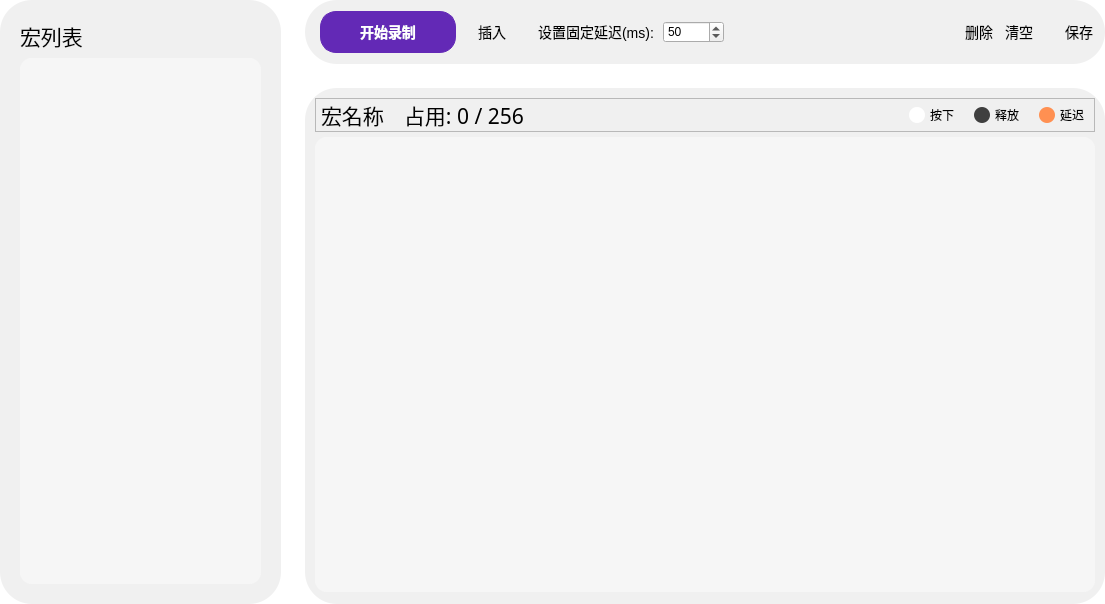
Old version of the form FrameMacro.ui in the repository wlffeng2008/AkkoStudio.
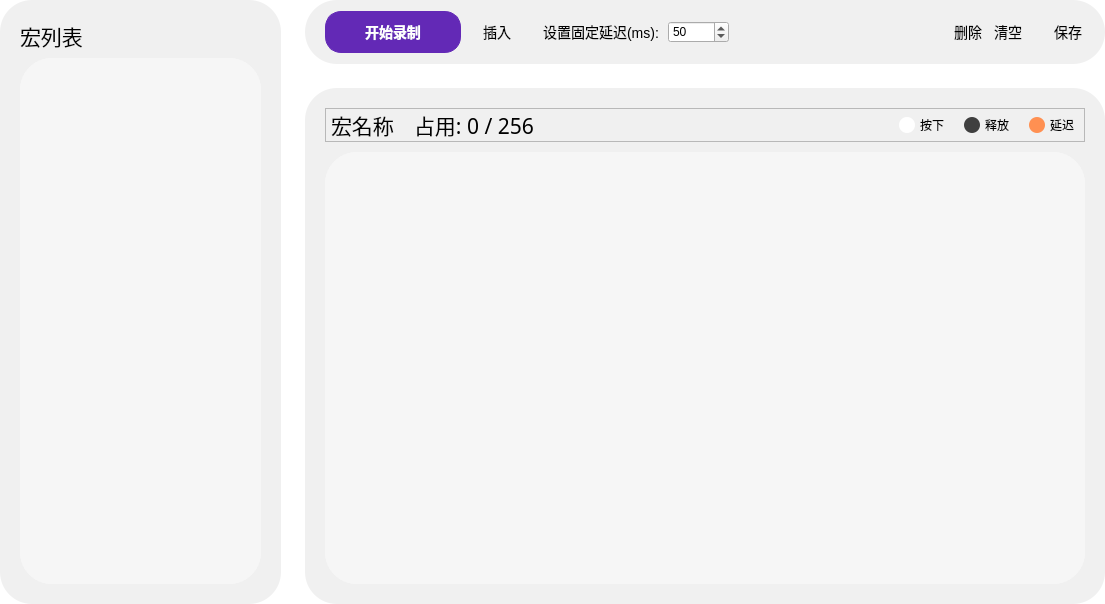
New version of the form. Icons and pictures are not drawn.

```diff
--- a/FrameMacro.ui
+++ b/FrameMacro.ui
@@ -97,7 +97,7 @@
         <property name="frameShadow">
          <enum>QFrame::Shadow::Raised</enum>
         </property>
-        <layout class="QVBoxLayout" name="verticalLayout_2">
+        <layout class="QVBoxLayout" name="verticalLayout_2" stretch="0,1">
          <property name="leftMargin">
           <number>20</number>
          </property>
@@ -207,7 +207,7 @@
             <enum>Qt::FocusPolicy::NoFocus</enum>
            </property>
            <property name="styleSheet">
-            <string notr="true">background-color: #f6f6f6;border-radius:12px;</string>
+            <string notr="true">background-color: #f6f6f6;border-radius:32px;</string>
            </property>
            <property name="widgetResizable">
             <bool>true</bool>
@@ -280,11 +280,14 @@
            </property>
            <layout class="QHBoxLayout" name="horizontalLayout_3">
             <property name="leftMargin">
-             <number>15</number>
+             <number>20</number>
             </property>
             <property name="topMargin">
              <number>0</number>
             </property>
+            <property name="rightMargin">
+             <number>20</number>
+            </property>
             <property name="bottomMargin">
              <number>0</number>
             </property>
@@ -547,19 +550,19 @@
            </property>
            <layout class="QVBoxLayout" name="verticalLayout_4">
             <property name="spacing">
-             <number>5</number>
+             <number>10</number>
             </property>
             <property name="leftMargin">
-             <number>10</number>
+             <number>20</number>
             </property>
             <property name="topMargin">
-             <number>10</number>
+             <number>20</number>
             </property>
             <property name="rightMargin">
-             <number>10</number>
+             <number>20</number>
             </property>
             <property name="bottomMargin">
-             <number>12</number>
+             <number>20</number>
             </property>
             <item>
              <widget class="QFrame" name="frameFlag">
@@ -788,7 +791,7 @@
                <enum>Qt::FocusPolicy::NoFocus</enum>
               </property>
               <property name="styleSheet">
-               <string notr="true">background-color: #f6f6f6;border-radius:12px;</string>
+               <string notr="true">background-color: #f6f6f6;border-radius:32px;</string>
               </property>
               <property name="widgetResizable">
                <bool>true</bool>
@@ -798,8 +801,8 @@
                 <rect>
                  <x>0</x>
                  <y>0</y>
-                 <width>780</width>
-                 <height>459</height>
+                 <width>760</width>
+                 <height>436</height>
                 </rect>
                </property>
                <layout class="QHBoxLayout" name="horizontalLayout_5">
```
